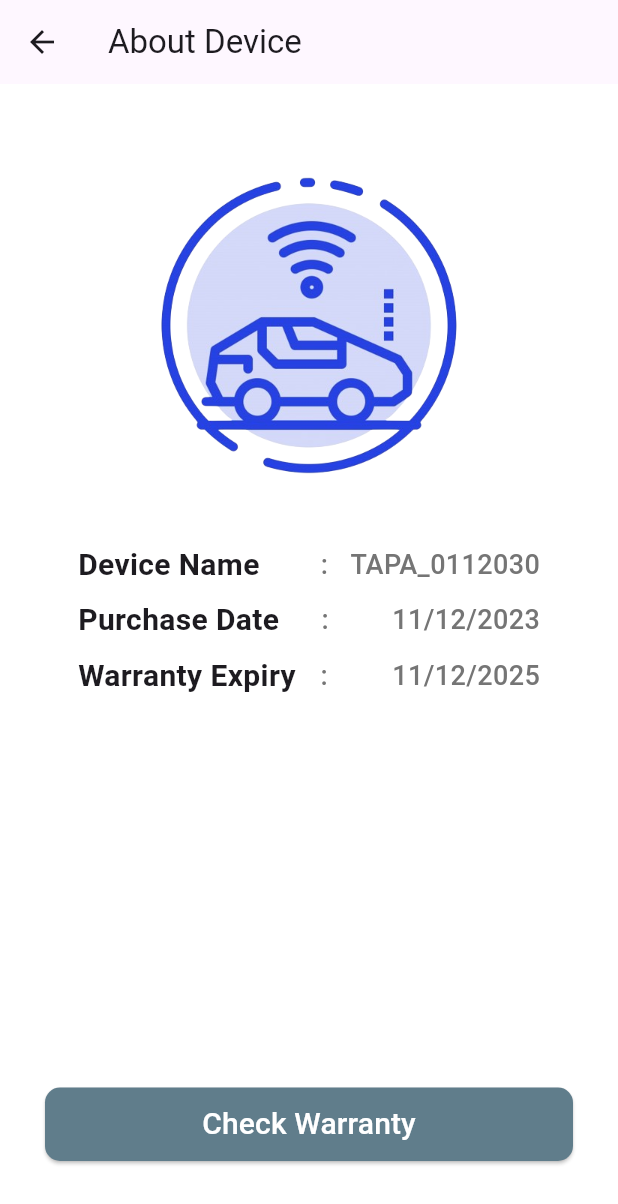
After one commit to hb2909/tapa_0, a Flutter app: the UserScreen screen opened directly, after a tap on "Device Screen", on a phone screen of 412 x 824 dp. The commit adds this screen. Shown: the top 1204 px of the screen. Run offline on Flutter 3.47's test engine with Material 3 defaults, Android fonts, the phone set to English and light mode, and no system bars; our stand-ins replace firebase_auth, firebase_core, firebase_database, flutter_local_notifications, modal_bottom_sheet, permission_handler; missing offline and left inert: intro_screen_onboarding_flutter, qr_code_scanner, wifi_iot; accounts and stored records are empty.

Commit message:
DeviceInfo Screen

```diff
--- /dev/null
+++ b/lib/screens/deviceInfo.dart
@@ -0,0 +1,184 @@
+import 'package:flutter/material.dart';
+import 'package:tapa_0/screens/warranty.dart';
+
+// class ProfileScreen extends StatelessWidget {
+//   const ProfileScreen({super.key});
+//   @override
+//   Widget build(BuildContext context) {
+//     return const Scaffold(
+//       body: Center(
+//         child: Text('Profile Screen'),
+//       ),
+//     );
+//   }
+// }
+// class DeviceScreen extends StatelessWidget {
+//   @override
+//   Widget build(BuildContext context) {
+//     return Scaffold(
+//       appBar: AppBar(
+//         title: Text('Device Info'),
+//       ),
+//       body: Padding(
+//         padding: EdgeInsets.all(16.0),
+//         child: Column(
+//           crossAxisAlignment: CrossAxisAlignment.start,
+//           children: [
+//             Text(
+//               'Device Name:',
+//               style: TextStyle(fontWeight: FontWeight.bold),
+//             ),
+//             Text('Flood Detector X1000'), // Replace with desired name
+//             SizedBox(height: 8.0),
+//             Text(
+//               'Battery Level:',
+//               style: TextStyle(fontWeight: FontWeight.bold),
+//             ),
+//             Text('N/A'), // Placeholder for dynamic data
+//             SizedBox(height: 8.0),
+//             Text(
+//               'Wi-Fi Connection:',
+//               style: TextStyle(fontWeight: FontWeight.bold),
+//             ),
+//             Text('N/A'), // Placeholder for dynamic data
+//             SizedBox(height: 8.0),
+//             // Add more UI elements for other device info
+//           ],
+//         ),
+//       ),
+//     );
+//   }
+// }
+
+class DeviceScreen extends StatelessWidget {
+  @override
+  Widget build(BuildContext context) {
+    return Scaffold(
+      appBar: AppBar(
+        title: Text('About Device'),
+      ),
+      body: Padding( // Add padding around all child widgets
+        padding: const EdgeInsets.all(20.0), // Adjust padding as desired
+        child: Column(
+        crossAxisAlignment: CrossAxisAlignment.stretch,
+        children: [
+        Expanded(
+          child: Container(
+            margin: EdgeInsets.symmetric(horizontal: 16),
+            decoration: BoxDecoration(
+              color: Colors.white,
+              borderRadius: BorderRadius.circular(10),
+            ),
+            padding: EdgeInsets.all(16),
+            child: Column(
+              children: [
+                Image.asset(
+                      'assets/images/connect.png', // Replace with your image path
+                      height: 250.0, // Adjust image height as desired
+                    ),
+                SizedBox(height: 10.0),
+                // Text(
+                // 'Device Name:',
+                // style: TextStyle(fontSize: 20, fontWeight: FontWeight.bold),
+                // ),
+                // Text('TAPA-0 Flood Detection Device'),
+                // SizedBox(height: 8.0),
+                // Text(
+                //   'Purchase Date:',
+                //   style: TextStyle(fontSize: 20, fontWeight: FontWeight.bold),
+                // ),
+                // Text('25 April 2024'),
+                // SizedBox(height: 8.0),
+                // Text(
+                //   'Warranty Expiry:',
+                //   style: TextStyle(fontSize: 20, fontWeight: FontWeight.bold),
+                // ),
+                // Text('25 April 2025'),
+                SizedBox(height: 10.0),
+                    Row(
+                      mainAxisAlignment: MainAxisAlignment.spaceBetween,
+                      children: [
+                        Text(
+                          'Device Name',
+                          style: TextStyle(fontSize: 20, fontWeight: FontWeight.bold),
+                        ),
+                        SizedBox(width: 30.0),
+                        Text(':',
+                          style: TextStyle(fontSize: 18, color: Colors.grey[600], fontWeight: FontWeight.w500),
+                        ),
+                        SizedBox(width: 4.0),
+                        Text(
+                          'TAPA_0112030',
+                          style: TextStyle(fontSize: 18, color: Colors.grey[600], fontWeight: FontWeight.w500),
+                        ),
+                      ],
+                    ),
+                    SizedBox(height: 8.0),
+                    Row(
+                      mainAxisAlignment: MainAxisAlignment.spaceBetween,
+                      children: [
+                        Text(
+                          'Purchase Date',
+                          style: TextStyle(fontSize: 20, fontWeight: FontWeight.bold),
+                        ),
+                        SizedBox(width: 1.0),
+                        Text(':',
+                          style: TextStyle(fontSize: 18, color: Colors.grey[600], fontWeight: FontWeight.w500),
+                        ),
+                        SizedBox(width: 15.0),
+                        Text('11/12/2023',
+                          style: TextStyle(fontSize: 18, color: Colors.grey[600], fontWeight: FontWeight.w500),
+                        ),
+                      ],
+                    ),
+                    SizedBox(height: 8.0),
+                    Row(
+                      mainAxisAlignment: MainAxisAlignment.spaceBetween,
+                      children: [
+                        Text(
+                          'Warranty Expiry',
+                          style: TextStyle(fontSize: 20, fontWeight: FontWeight.bold),
+                        ),
+                        Text(':',
+                          style: TextStyle(fontSize: 18, color: Colors.grey[600], fontWeight: FontWeight.w500),
+                        ),
+                        SizedBox(width: 10.0),
+                        Text('11/12/2025',
+                          style: TextStyle(fontSize: 18, color: Colors.grey[600], fontWeight: FontWeight.w500),
+                        ),
+                      ],
+                    ),
+                  ],
+            ),
+          ),
+        ),
+        ]),
+      ),
+      bottomNavigationBar: Container(
+        padding: EdgeInsets.symmetric(horizontal: 30, vertical: 50),
+        child: ElevatedButton(
+          onPressed: () {
+            Navigator.push(
+              context,
+              MaterialPageRoute(builder: (context) => WarrantyScreen()),
+            );
+          },
+          child: Text(
+            'Check Warranty',
+            style: TextStyle(
+              color: Colors.white,
+                fontSize: 20,
+            ),),
+          style: ElevatedButton.styleFrom(
+            foregroundColor: Colors.white, // Text color
+            backgroundColor: Colors.blueGrey, // Button background color
+            shape: RoundedRectangleBorder(
+              borderRadius: BorderRadius.circular(10.0),
+            ),
+            padding: EdgeInsets.symmetric(horizontal: 20.0, vertical: 10.0),
+          ),
+        ),
+      ),
+      );
+  }
+}
--- a/lib/screens/profile.dart
+++ /dev/null
@@ -1,13 +0,0 @@
-import 'package:flutter/material.dart';
-
-class ProfileScreen extends StatelessWidget {
-  const ProfileScreen({super.key});
-  @override
-  Widget build(BuildContext context) {
-    return const Scaffold(
-      body: Center(
-        child: Text('Profile Screen'),
-      ),
-    );
-  }
-}
--- a/lib/screens/user.dart
+++ b/lib/screens/user.dart
@@ -1,5 +1,6 @@
 import 'package:firebase_auth/firebase_auth.dart';
 import 'package:flutter/material.dart';
+import 'package:tapa_0/screens/deviceInfo.dart';
 import 'package:tapa_0/screens/home.dart';
 import 'package:tapa_0/screens/passwordchange.dart';
 import 'package:tapa_0/screens/weather.dart';
@@ -7,6 +8,7 @@ import 'package:tapa_0/screens/signup.dart';
 import 'package:tapa_0/screens/login.dart';
 import 'package:tapa_0/screens/accountclosure.dart';
 import 'package:tapa_0/screens/passwordchange.dart';
+import 'package:tapa_0/screens/deviceInfo.dart';
 import 'package:tapa_0/screens/warranty.dart';
 
 class UserScreen extends StatefulWidget {
@@ -34,7 +36,7 @@ class _UserScreenState extends State<UserScreen> {
       appBar: AppBar(
         automaticallyImplyLeading: false,
         centerTitle: true,
-        title: Text('User'),
+        title: Text('About Device'),
         bottom: PreferredSize(
           preferredSize: Size.fromHeight(4),
           child: Divider(
@@ -48,7 +50,7 @@ class _UserScreenState extends State<UserScreen> {
           SizedBox(height: 20),
           ListTile(
             title: Text(
-              'Profile',
+              'Device Screen',
                 style: TextStyle(
                   fontSize: 18,
                 ),
@@ -56,6 +58,10 @@ class _UserScreenState extends State<UserScreen> {
             trailing: Icon(Icons.chevron_right),
             onTap: () {
               // Navigate to profile screen or handle profile actions
+              Navigator.push(
+                context,
+                MaterialPageRoute(builder: (context) => DeviceScreen()),
+              );
             },
           ),
           ListTile(
@@ -111,7 +117,7 @@ class _UserScreenState extends State<UserScreen> {
       ),
       // Removed FloatingActionButton
       bottomNavigationBar: Container(
-        padding: EdgeInsets.symmetric(horizontal: 16, vertical: 50),
+        padding: EdgeInsets.symmetric(horizontal: 30, vertical: 50),
         child: ElevatedButton(
           onPressed: signOut,
           child: Text(
@@ -126,6 +132,7 @@ class _UserScreenState extends State<UserScreen> {
             shape: RoundedRectangleBorder(
               borderRadius: BorderRadius.circular(10.0),
             ),
+            padding: EdgeInsets.symmetric(horizontal: 20.0, vertical: 10.0),
           ),
         ),
       ),
```
Also changed, not shown: assets/images/connect.png (added).
